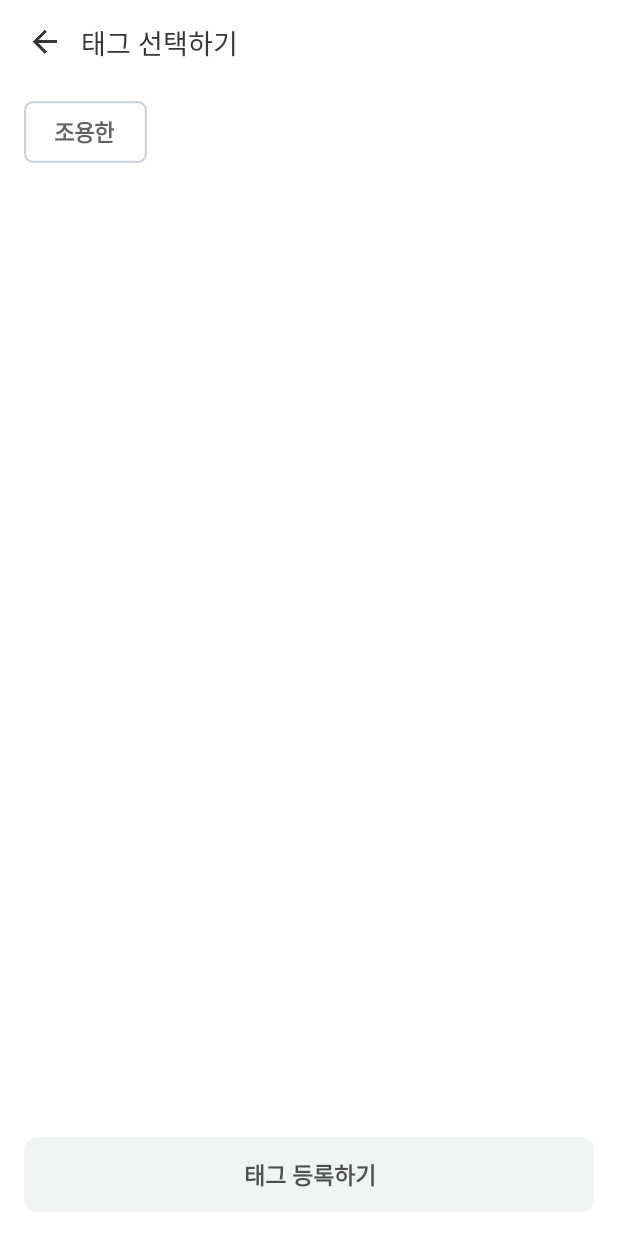
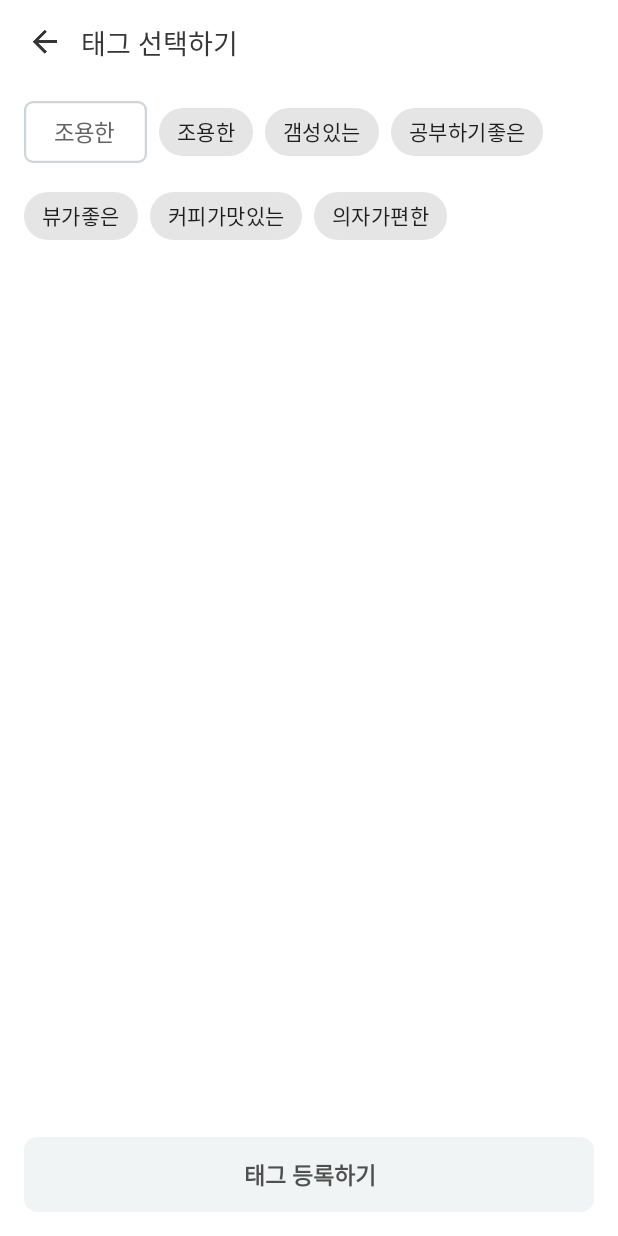
Before and after one commit to placepic/placepic_android, an Android app: the screen it shows after launch (TagActivity), on a phone screen of 412 x 824 dp. Run offline under Robolectric (Android 15) with nearby library versions, the phone set to English and light mode, and no system bars.

Commit message:
[Feat] 태그 선택 : 태그 선택 Layout 작성
1. 태그 클릭 시 text / stroke color 변경될 수 있게 구현

```diff
--- a/app/src/main/java/place/pic/PlaceSearchActivity.kt
+++ b/app/src/main/java/place/pic/PlaceSearchActivity.kt
@@ -2,8 +2,6 @@ package place.pic
 
 import androidx.appcompat.app.AppCompatActivity
 import android.os.Bundle
-import androidx.recyclerview.widget.LinearLayoutManager
-import androidx.recyclerview.widget.RecyclerView
 import kotlinx.android.synthetic.main.activity_place_search.*
 
 class PlaceSearchActivity : AppCompatActivity() {
@@ -120,7 +118,6 @@ class PlaceSearchActivity : AppCompatActivity() {
                 )
             )
         }
-        //AndroidMenifest.xml에서 uses-permission INTERNET 설정을 해줘야만 이미지 로드 가능
 
         placeSearchAdapter.datas = placeDatas
         placeSearchAdapter.notifyDataSetChanged()
--- a/app/src/main/java/place/pic/TagActivity.kt
+++ b/app/src/main/java/place/pic/TagActivity.kt
@@ -1,9 +1,13 @@
 package place.pic
 
+import android.os.Bundle
+import android.view.View
 import androidx.appcompat.app.AppCompatActivity
-import android.os.Bundle
 import com.google.android.material.chip.Chip
 import com.google.android.material.chip.ChipDrawable
+import kotlinx.android.synthetic.main.activity_tag.*
+import java.text.ChoiceFormat
+
 
 class TagActivity : AppCompatActivity() {
     override fun onCreate(savedInstanceState: Bundle?) {
@@ -12,5 +16,19 @@ class TagActivity : AppCompatActivity() {
 
         //ChipDrawable.
         //val chip = Chip(this).setChipDrawable()
+
+        val resturantTagList = arrayOf("조용한", "갬성있는", "공부하기좋은", "뷰가좋은", "커피가맛있는", "의자가편한")
+
+        val chipGroup = chipgroup_tag
+        for (tag in resturantTagList) {
+
+            val chip = Chip(this)
+            chip.isClickable = true
+            chip.text = tag
+            chipGroup.addView(chip)
+        }
     }
+
+    fun onClick(view: View) {}
+
 }
--- a/app/src/main/java/place/pic/ui/login_group/group/GroupActivity.kt
+++ b/app/src/main/java/place/pic/ui/login_group/group/GroupActivity.kt
@@ -12,7 +12,7 @@ class GroupActivity : AppCompatActivity(),View.OnClickListener {
 
     override fun onCreate(savedInstanceState: Bundle?) {
         super.onCreate(savedInstanceState)
-        setContentView(R.layout.activity_group)
+        //setContentView(R.layout.activity_group)
         init()
     }
 
--- /dev/null
+++ b/app/src/main/res/color/selector_tag_stroke_color.xml
@@ -0,0 +1,5 @@
+<?xml version="1.0" encoding="utf-8"?>
+<selector xmlns:android="http://schemas.android.com/apk/res/android">
+    <item android:color="@color/mainColor" android:state_checked="true" />
+    <item android:color="@color/grayCED5DA" android:state_checked="false" />
+</selector>
--- a/app/src/main/res/color/selector_tag.xml
+++ b/app/src/main/res/color/selector_tag_text_color.xml
@@ -1,5 +1,5 @@
 <?xml version="1.0" encoding="utf-8"?>
 <selector xmlns:android="http://schemas.android.com/apk/res/android">
     <item android:color="@color/mainColor" android:state_checked="true" />
-    <item android:color="#FFFFFF" android:state_checked="false" />
+    <item android:color="@color/gray646363" android:state_checked="false" />
 </selector>
--- a/app/src/main/res/layout/activity_tag.xml
+++ b/app/src/main/res/layout/activity_tag.xml
@@ -6,14 +6,13 @@
     android:layout_height="match_parent"
     tools:context=".TagActivity">
 
-    <!-- *** 태그 디자인 / 클릭 시 색 변경 적용하기 -->
+    <!-- *** 태그 디자인 / 클릭 시 색 변경 적용하기 : 옛설 -->
 
     <androidx.constraintlayout.widget.ConstraintLayout
         android:id="@+id/constraintLayout"
         android:layout_width="match_parent"
         android:layout_height="56dp"
         app:layout_constraintEnd_toEndOf="parent"
-        app:layout_constraintHorizontal_bias="0.0"
         app:layout_constraintStart_toStartOf="parent"
         app:layout_constraintTop_toTopOf="parent">
 
@@ -50,12 +49,11 @@
     <androidx.constraintlayout.widget.ConstraintLayout
         android:layout_width="match_parent"
         android:layout_height="0dp"
+        app:singleSelection="false"
         app:layout_constraintBottom_toBottomOf="parent"
         app:layout_constraintEnd_toEndOf="parent"
-        app:layout_constraintHorizontal_bias="0.0"
         app:layout_constraintStart_toStartOf="parent"
-        app:layout_constraintTop_toBottomOf="@+id/constraintLayout"
-        app:layout_constraintVertical_bias="0.0">
+        app:layout_constraintTop_toBottomOf="@+id/constraintLayout" >
 
         <com.google.android.material.chip.ChipGroup
             android:id="@+id/chipgroup_tag"
@@ -70,8 +68,8 @@
             <!-- Chips can be declared here, or added dynamically. -->
 
             <com.google.android.material.chip.Chip
-                android:id="@+id/chip_tag1"
-                style="@style/Widget.MaterialComponents.Chip.Action"
+                android:id="@+id/chip_tag"
+                style="@style/Widget.MaterialComponents.Chip.Choice"
                 android:layout_width="wrap_content"
                 android:layout_height="wrap_content"
                 android:layout_marginTop="4dp"
@@ -81,14 +79,14 @@
                 app:chipMinHeight="41dp"
 
                 android:text="조용한"
-                android:textColor="@color/gray646363"
+                android:textColor="@color/selector_tag_text_color"
                 android:textAppearance="@style/AppTheme.TagChip"
                 android:fontFamily="@font/spoqa_han_sans_bold"
                 android:clickable="true"
 
-                app:chipBackgroundColor="@color/selector_tag"
+                app:chipBackgroundColor="#FFFFFF"
                 app:chipCornerRadius="6dp"
-                app:chipStrokeColor="#CED5DA"
+                app:chipStrokeColor="@color/selector_tag_stroke_color"
                 app:chipStrokeWidth="1.5dp"
                 app:textEndPadding="16dp"
                 app:textStartPadding="16dp" />
@@ -102,6 +100,7 @@
             android:layout_marginEnd="16dp"
             android:layout_marginBottom="16dp"
             android:background="@drawable/rectangle_gray_f1f4f5"
+            android:onClick="onClick"
             app:layout_constraintBottom_toBottomOf="parent"
             app:layout_constraintEnd_toEndOf="parent"
             app:layout_constraintStart_toStartOf="parent">
--- a/app/src/main/res/values/styles.xml
+++ b/app/src/main/res/values/styles.xml
@@ -8,7 +8,22 @@
     </style>
 
     <style name="AppTheme.TagChip" parent="TextAppearance.MaterialComponents.Chip">
+        <item name="android:layout_marginTop">4dp</item>
+        <item name="android:layout_marginBottom">4dp</item>
+        <item name="android:paddingTop">4dp</item>
+        <item name="android:paddingBottom">4dp</item>
+        <item name="android:minHeight">41dp</item>
+
+        <item name="android:textColor">@color/selector_tag_text_color</item>
+        <item name="fontFamily">@font/spoqa_han_sans_bold</item>
         <item name="android:textSize">15dp</item>
-        <item name="android:textStyle">bold</item>
+        <item name="android:clickable">true</item>
+
+        <item name="chipBackgroundColor">#FFFFFF</item>
+        <item name="chipStrokeColor">@color/selector_tag_stroke_color</item>
+        <item name="chipCornerRadius">6dp</item>
+        <item name="chipStrokeWidth">1.5dp</item>
+        <item name="textStartPadding">16dp</item>
+        <item name="textEndPadding">16dp</item>
     </style>
 </resources>
```
